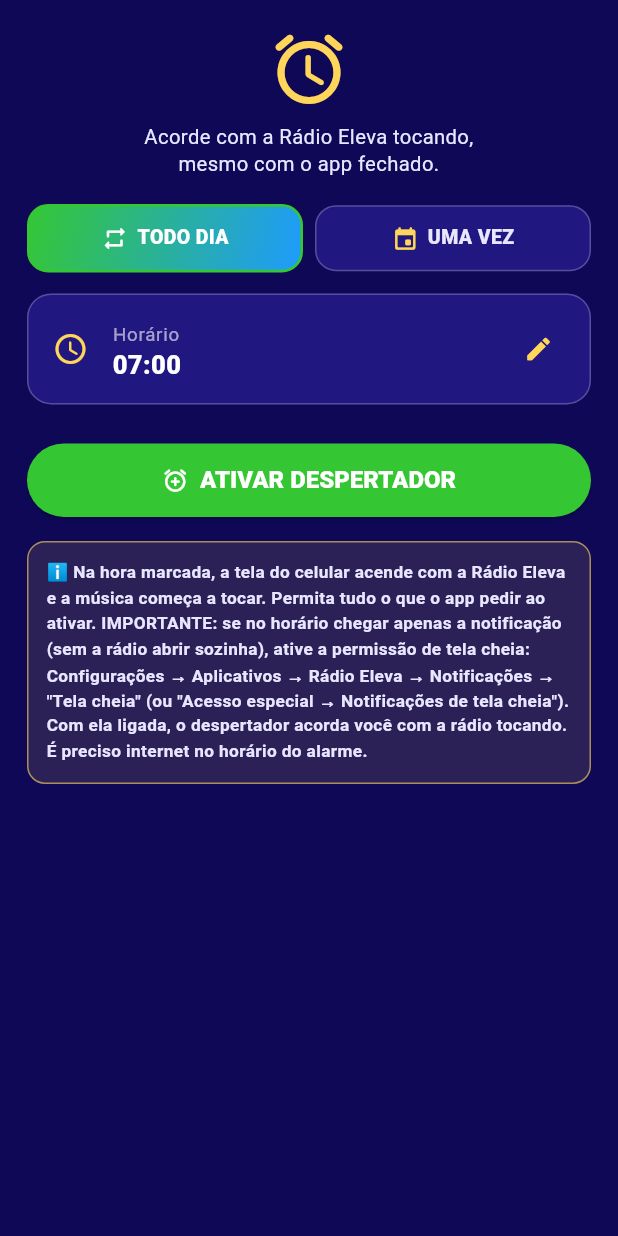
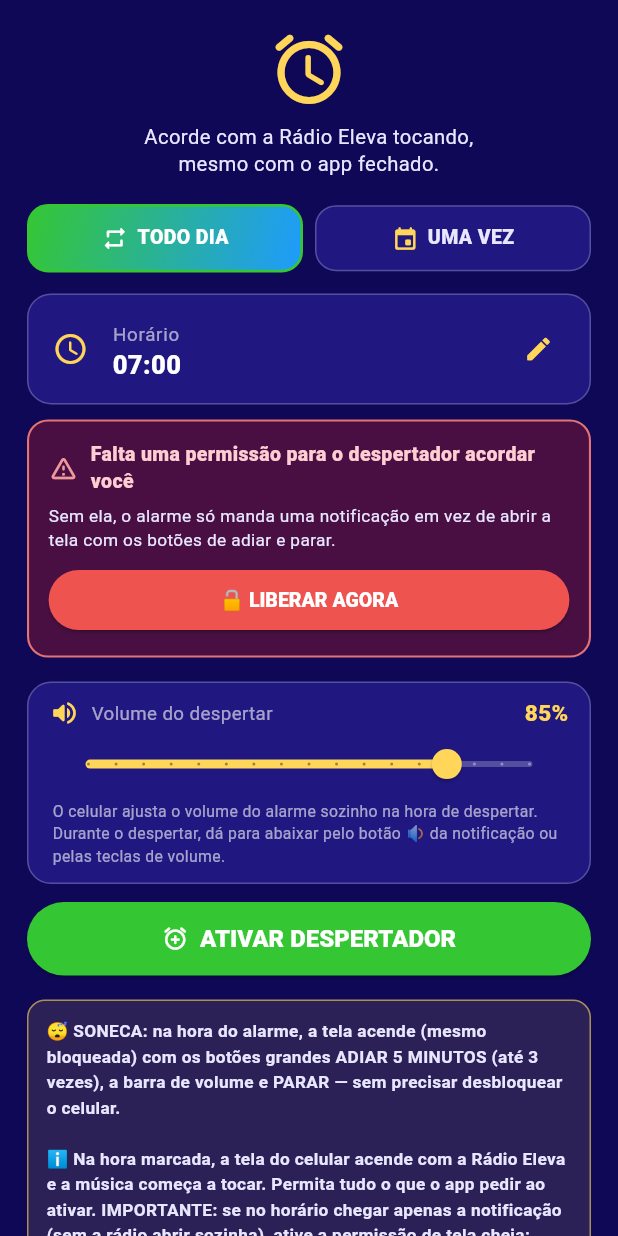
Before and after one commit to haroldoradialista-cmd/radio-eleva-app, a Flutter app: the DespertadorPage widget shown alone on an empty page, opened directly, on a phone screen of 412 x 824 dp. Run offline on Flutter 3.47's test engine with Material 3 defaults, Android fonts, the light colour scheme and no system bars; our stand-ins replace firebase_core, firebase_messaging, flutter_local_notifications, google_mobile_ads, google_sign_in, just_audio and 3 more; accounts and stored records are empty; network calls fail.

Commit message:
Add files via upload

```diff
--- a/lib/paginas/despertador_page.dart
+++ b/lib/paginas/despertador_page.dart
@@ -15,6 +15,8 @@
   DateTime? _data;
   bool _ativo = false;
   String _resumo = '';
+  int _volume = 85; // volume do despertar (% do canal de alarme)
+  bool _telaCheiaOk = true;
 
   @override
   void initState() {
@@ -23,6 +25,9 @@
   }
 
   Future<void> _carregar() async {
+    DespertadorService.podeTelaCheia().then((ok) {
+      if (mounted) setState(() => _telaCheiaOk = ok);
+    });
     final prefs = await SharedPreferences.getInstance();
     if (!mounted) return;
     setState(() {
@@ -34,6 +39,7 @@
       final d = prefs.getString('desp_data') ?? '';
       _data = d.isEmpty ? null : DateTime.tryParse(d);
       _resumo = prefs.getString('desp_resumo') ?? '';
+      _volume = prefs.getInt('desp_volume') ?? 85;
     });
   }
 
@@ -192,6 +198,8 @@
     await prefs.setInt('desp_min', _hora.minute);
     await prefs.setString('desp_data', _data?.toIso8601String() ?? '');
     await prefs.setString('desp_resumo', resumo);
+    await prefs.setInt('desp_volume', _volume);
+    await prefs.setInt('desp_sonecas', 0); // as 3 sonecas voltam a valer
     if (mounted) {
       setState(() {
         _ativo = true;
@@ -303,7 +311,137 @@
           valor: _fmtHora(_hora),
           aoTocar: _escolherHora,
         ),
-        SizedBox(height: 16),
+        if (!_telaCheiaOk)
+          Container(
+            margin: EdgeInsets.only(bottom: 12),
+            padding: EdgeInsets.all(13),
+            decoration: BoxDecoration(
+              color: Colors.red.shade900.withOpacity(0.35),
+              borderRadius: BorderRadius.circular(14),
+              border: Border.all(color: Colors.red.shade300, width: 1.4),
+            ),
+            child: Column(
+              crossAxisAlignment: CrossAxisAlignment.start,
+              children: [
+                Row(
+                  children: [
+                    Icon(Icons.warning_amber_rounded,
+                        color: Colors.red.shade200, size: 20),
+                    SizedBox(width: 8),
+                    Expanded(
+                      child: Text(
+                        'Falta uma permissão para o despertador acordar você',
+                        style: TextStyle(
+                            fontWeight: FontWeight.w800,
+                            fontSize: 13,
+                            color: Colors.red.shade100),
+                      ),
+                    ),
+                  ],
+                ),
+                SizedBox(height: 6),
+                Text(
+                  'Sem ela, o alarme só manda uma notificação em vez de abrir a tela com os botões de adiar e parar.',
+                  style: TextStyle(
+                      fontSize: 11.5,
+                      height: 1.4,
+                      color: CoresEleva.brancoSuave),
+                ),
+                SizedBox(height: 8),
+                SizedBox(
+                  width: double.infinity,
+                  child: ElevatedButton(
+                    onPressed: () async {
+                      await DespertadorService.abrirPermissaoTelaCheia();
+                      await Future.delayed(Duration(seconds: 1));
+                      final ok = await DespertadorService.podeTelaCheia();
+                      if (mounted) setState(() => _telaCheiaOk = ok);
+                    },
+                    style: ElevatedButton.styleFrom(
+                      backgroundColor: Colors.red.shade400,
+                      foregroundColor: Colors.white,
+                      padding: EdgeInsets.symmetric(vertical: 11),
+                      shape: RoundedRectangleBorder(
+                          borderRadius: BorderRadius.circular(22)),
+                      textStyle: TextStyle(
+                          fontSize: 13, fontWeight: FontWeight.w800),
+                    ),
+                    child: Text('🔓 LIBERAR AGORA'),
+                  ),
+                ),
+              ],
+            ),
+          ),
+
+        SizedBox(height: 4),
+
+        // ===== VOLUME DO DESPERTAR =====
+        Container(
+          margin: EdgeInsets.only(bottom: 12),
+          padding: EdgeInsets.fromLTRB(14, 10, 14, 4),
+          decoration: BoxDecoration(
+            color: CoresEleva.azulMedio,
+            borderRadius: BorderRadius.circular(16),
+            border: Border.all(color: CoresEleva.borda),
+          ),
+          child: Column(
+            crossAxisAlignment: CrossAxisAlignment.start,
+            children: [
+              Row(
+                children: [
+                  Icon(
+                      _volume <= 35
+                          ? Icons.volume_mute_rounded
+                          : _volume <= 70
+                              ? Icons.volume_down_rounded
+                              : Icons.volume_up_rounded,
+                      color: CoresEleva.dourado,
+                      size: 20),
+                  SizedBox(width: 8),
+                  Text('Volume do despertar',
+                      style: TextStyle(
+                          fontSize: 12.5, color: CoresEleva.textoFraco)),
+                  Spacer(),
+                  Text('$_volume%',
+                      style: TextStyle(
+                          fontSize: 15,
+                          fontWeight: FontWeight.w900,
+                          color: CoresEleva.dourado)),
+                ],
+              ),
+              SliderTheme(
+                data: SliderTheme.of(context).copyWith(
+                  activeTrackColor: CoresEleva.dourado,
+                  inactiveTrackColor: Colors.white24,
+                  thumbColor: CoresEleva.dourado,
+                  overlayColor: CoresEleva.dourado.withOpacity(0.15),
+                  trackHeight: 4,
+                ),
+                child: Slider(
+                  value: _volume.toDouble(),
+                  min: 20,
+                  max: 100,
+                  divisions: 16,
+                  onChanged: (v) => setState(() => _volume = v.round()),
+                  onChangeEnd: (v) async {
+                    final prefs = await SharedPreferences.getInstance();
+                    await prefs.setInt('desp_volume', v.round());
+                  },
+                ),
+              ),
+              Padding(
+                padding: EdgeInsets.only(left: 2, bottom: 6),
+                child: Text(
+                  'O celular ajusta o volume do alarme sozinho na hora de despertar. Durante o despertar, dá para abaixar pelo botão 🔉 da notificação ou pelas teclas de volume.',
+                  style: TextStyle(
+                      fontSize: 10.5,
+                      height: 1.4,
+                      color: CoresEleva.textoFraco),
+                ),
+              ),
+            ],
+          ),
+        ),
 
         SizedBox(
           width: double.infinity,
@@ -332,7 +470,7 @@
                 Border.all(color: CoresEleva.dourado.withOpacity(0.6)),
           ),
           child: Text(
-            'ℹ️ Na hora marcada, a tela do celular acende com a Rádio Eleva e a música começa a tocar. Permita tudo o que o app pedir ao ativar. IMPORTANTE: se no horário chegar apenas a notificação (sem a rádio abrir sozinha), ative a permissão de tela cheia: Configurações → Aplicativos → Rádio Eleva → Notificações → "Tela cheia" (ou "Acesso especial → Notificações de tela cheia"). Com ela ligada, o despertador acorda você com a rádio tocando. É preciso internet no horário do alarme.',
+            '😴 SONECA: na hora do alarme, a tela acende (mesmo bloqueada) com os botões grandes ADIAR 5 MINUTOS (até 3 vezes), a barra de volume e PARAR — sem precisar desbloquear o celular.\n\nℹ️ Na hora marcada, a tela do celular acende com a Rádio Eleva e a música começa a tocar. Permita tudo o que o app pedir ao ativar. IMPORTANTE: se no horário chegar apenas a notificação (sem a rádio abrir sozinha), ative a permissão de tela cheia: Configurações → Aplicativos → Rádio Eleva → Notificações → "Tela cheia" (ou "Acesso especial → Notificações de tela cheia"). Com ela ligada, o despertador acorda você com a rádio tocando. É preciso internet no horário do alarme.',
             style: TextStyle(
                 fontSize: 11.5,
                 height: 1.45,
--- a/lib/servicos/despertador_service.dart
+++ b/lib/servicos/despertador_service.dart
@@ -65,6 +65,26 @@
     await _gravarAlarme(primeiro, true);
   }
 
+  /// Android 14+: a tela cheia do alarme exige permissão especial
+  static Future<bool> podeTelaCheia() async {
+    try {
+      final r = await _canal
+          .invokeMethod('podeTelaCheia')
+          .timeout(Duration(seconds: 3));
+      return r == true;
+    } catch (_) {
+      return true;
+    }
+  }
+
+  static Future<void> abrirPermissaoTelaCheia() async {
+    try {
+      await _canal
+          .invokeMethod('abrirPermissaoTelaCheia')
+          .timeout(Duration(seconds: 3));
+    } catch (_) {}
+  }
+
   static Future<void> cancelar() async {
     try {
       await _canal.invokeMethod('cancelar').timeout(Duration(seconds: 3));
--- a/pubspec.yaml
+++ b/pubspec.yaml
@@ -1,7 +1,7 @@
 name: radio_eleva
 description: Aplicativo oficial da Radio Eleva
 publish_to: 'none'
-version: 2.4.4+48
+version: 2.4.5+49
 
 environment:
   sdk: '>=3.3.0 <4.0.0'
```
Also changed, not shown: 1 other file.
